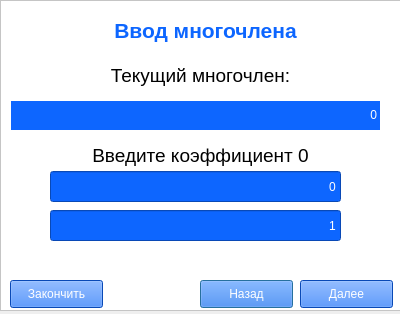
Above: gui/uis/P_input_Window.ui from KirsonBrz/DM_colloquium_2019 before the change. Below: the same form after it.
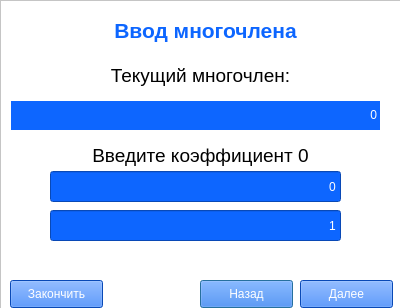
That is the form after the change.

Patch:
```diff
--- a/gui/uis/P_input_Window.ui
+++ b/gui/uis/P_input_Window.ui
@@ -7,7 +7,7 @@
     <x>0</x>
     <y>0</y>
     <width>400</width>
-    <height>314</height>
+    <height>308</height>
    </rect>
   </property>
   <property name="windowTitle">
```
Left out of the diff: 2 changed lines with no effect on the pictures.
